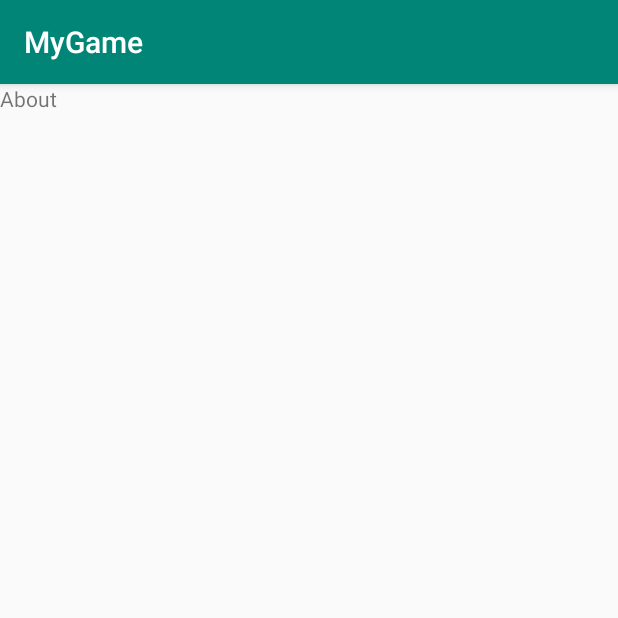
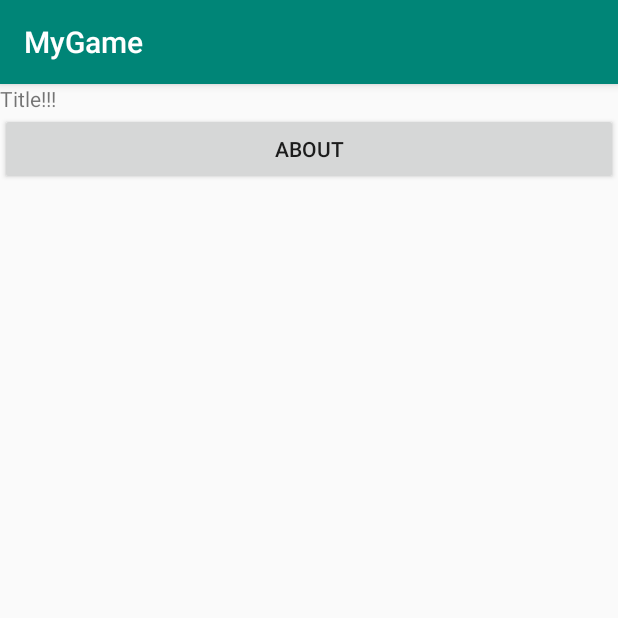
Before and after one commit to davidpmontes/AndroidGame, an Android app: the screen it shows after launch (MainActivity), on a phone screen of 412 x 824 dp, the top half of it. Run offline under Robolectric (Android 15) with nearby library versions, the phone set to English and light mode, and no system bars; our stand-ins replace data binding.

Commit message:
Added navigation controller, and implemented navigating between title and about fragments

```diff
--- a/app/build.gradle
+++ b/app/build.gradle
@@ -37,4 +37,6 @@ dependencies {
     testImplementation 'junit:junit:4.12'
     androidTestImplementation 'androidx.test.ext:junit:1.1.1'
     androidTestImplementation 'androidx.test.espresso:espresso-core:3.2.0'
+    implementation 'androidx.navigation:navigation-fragment-ktx:2.2.1'
+    implementation 'androidx.navigation:navigation-ui-ktx:2.2.1'
 }
--- a/app/src/main/java/com/example/mygame/AboutFragment.kt
+++ b/app/src/main/java/com/example/mygame/AboutFragment.kt
@@ -7,6 +7,7 @@ import android.view.View
 import android.view.ViewGroup
 import androidx.databinding.DataBindingUtil
 import androidx.fragment.app.Fragment
+import androidx.navigation.Navigation
 import com.example.mygame.databinding.FragmentAboutBinding
 
 /**
@@ -17,6 +18,9 @@ class AboutFragment : Fragment() {
     override fun onCreateView(inflater: LayoutInflater, container: ViewGroup?,
                                 savedInstanceState: Bundle?): View? {
         val binding = DataBindingUtil.inflate<FragmentAboutBinding>(inflater, R.layout.fragment_about, container, false)
+        binding.titleButton.setOnClickListener(
+            Navigation.createNavigateOnClickListener(R.id.action_aboutFragment_to_titleFragment)
+        )
         return binding.root
     }
 
--- a/app/src/main/java/com/example/mygame/TitleFragment.kt
+++ b/app/src/main/java/com/example/mygame/TitleFragment.kt
@@ -7,6 +7,7 @@ import android.view.View
 import android.view.ViewGroup
 import androidx.databinding.DataBindingUtil
 import androidx.fragment.app.Fragment
+import androidx.navigation.Navigation
 import com.example.mygame.databinding.FragmentTitleBinding
 
 /**
@@ -17,6 +18,11 @@ class TitleFragment : Fragment() {
     override fun onCreateView(inflater: LayoutInflater, container: ViewGroup?,
                               savedInstanceState: Bundle?): View? {
         val binding = DataBindingUtil.inflate<FragmentTitleBinding>(inflater, R.layout.fragment_title, container, false)
+
+        binding.aboutButton.setOnClickListener(
+            Navigation.createNavigateOnClickListener(R.id.action_titleFragment_to_aboutFragment)
+        )
+
         return binding.root
     }
 
--- a/app/src/main/res/layout/activity_main.xml
+++ b/app/src/main/res/layout/activity_main.xml
@@ -3,18 +3,17 @@
     xmlns:app="http://schemas.android.com/apk/res-auto">
 
     <LinearLayout
-        xmlns:tools="http://schemas.android.com/tools"
-
         android:layout_width="match_parent"
         android:layout_height="match_parent"
-        android:orientation="vertical"
-        tools:context=".MainActivity">
+        android:orientation="vertical">
 
         <fragment
-            android:id="@+id/aboutFragment"
-            android:name="com.example.mygame.AboutFragment"
+            android:id="@+id/myNavHostFragment"
+            android:name="androidx.navigation.fragment.NavHostFragment"
             android:layout_width="match_parent"
-            android:layout_height="match_parent" />
+            android:layout_height="match_parent"
+            app:defaultNavHost="true"
+            app:navGraph="@navigation/navigation" />
 
     </LinearLayout>
 </layout>
--- a/app/src/main/res/layout/fragment_about.xml
+++ b/app/src/main/res/layout/fragment_about.xml
@@ -13,5 +13,11 @@
             android:layout_height="wrap_content"
             android:text="About" />
 
+        <Button
+            android:id="@+id/titleButton"
+            android:layout_width="match_parent"
+            android:layout_height="wrap_content"
+            android:text="Title" />
+
     </LinearLayout>
 </layout>
--- a/app/src/main/res/layout/fragment_title.xml
+++ b/app/src/main/res/layout/fragment_title.xml
@@ -1,8 +1,8 @@
 <?xml version="1.0" encoding="utf-8"?>
-<layout xmlns:android="http://schemas.android.com/apk/res/android">
+<layout xmlns:tools="http://schemas.android.com/tools"
+    xmlns:android="http://schemas.android.com/apk/res/android">
 
     <LinearLayout
-        xmlns:tools="http://schemas.android.com/tools"
         android:orientation="vertical" android:layout_width="match_parent"
         android:layout_height="match_parent"
         tools:context=".TitleFragment">
@@ -13,5 +13,11 @@
             android:layout_height="wrap_content"
             android:text="Title!!!" />
 
+        <Button
+            android:id="@+id/aboutButton"
+            android:layout_width="match_parent"
+            android:layout_height="wrap_content"
+            android:text="About" />
+
     </LinearLayout>
 </layout>
--- /dev/null
+++ b/app/src/main/res/navigation/navigation.xml
@@ -0,0 +1,22 @@
+<?xml version="1.0" encoding="utf-8"?>
+<navigation xmlns:android="http://schemas.android.com/apk/res/android"
+    xmlns:app="http://schemas.android.com/apk/res-auto" android:id="@+id/navigation"
+    app:startDestination="@id/titleFragment">
+
+    <fragment
+        android:id="@+id/titleFragment"
+        android:name="com.example.mygame.TitleFragment"
+        android:label="TitleFragment" >
+        <action
+            android:id="@+id/action_titleFragment_to_aboutFragment"
+            app:destination="@id/aboutFragment" />
+    </fragment>
+    <fragment
+        android:id="@+id/aboutFragment"
+        android:name="com.example.mygame.AboutFragment"
+        android:label="AboutFragment" >
+        <action
+            android:id="@+id/action_aboutFragment_to_titleFragment"
+            app:destination="@id/titleFragment" />
+    </fragment>
+</navigation>
```
